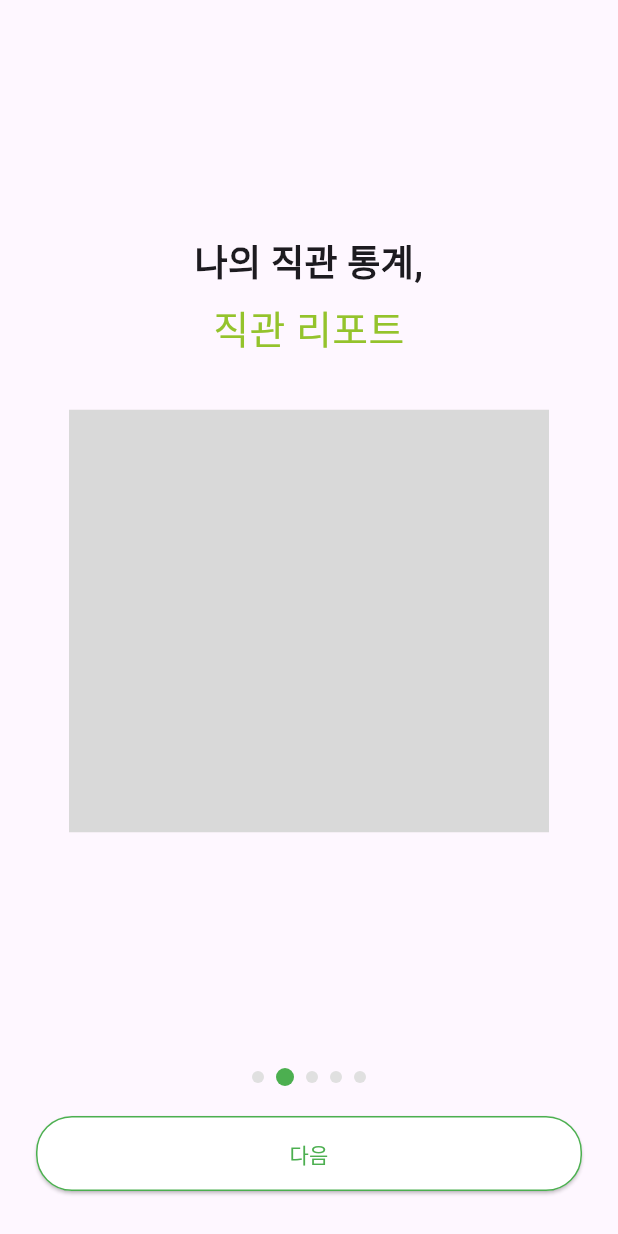
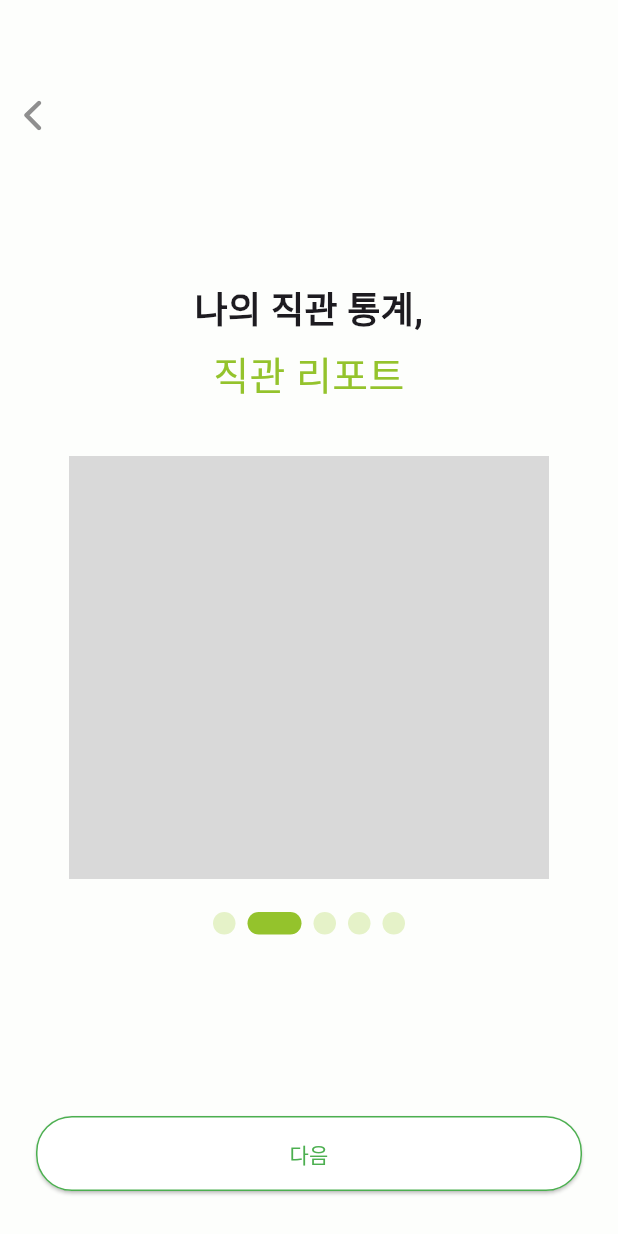
Before and after one commit to InningLog/InningLog_FE, a Flutter app: the screen it shows after launch, after a tap on "다음", on a phone screen of 412 x 824 dp. Run offline on Flutter 3.47's test engine with Material 3 defaults, Android fonts, the phone set to English and light mode, and no system bars; our stand-ins replace flutter_svg, shared_preferences, table_calendar; Roboto replaces fonts that are missing (MBC1961GulimOTF, Pretendard); project files that could hold a hidden picture were left out.

Commit message:
온보딩 구현 완료

```diff
--- a/lib/app_colors.dart
+++ b/lib/app_colors.dart
@@ -1,6 +1,7 @@
 import 'package:flutter/material.dart';
 
 class AppColors {
+  static const Color primary50 = Color(0xFFFDFEFC);
   static const Color primary100 = Color(0xFFF9FCF1);
   static const Color primary200 = Color(0xFFF0F8E0);
   static const Color primary300 = Color(0xFFE5F2C8);
--- a/lib/screens/onboarding_content_page.dart
+++ b/lib/screens/onboarding_content_page.dart
@@ -17,18 +17,23 @@ class OnboardingContentPage extends StatelessWidget {
 
   @override
   Widget build(BuildContext context) {
-    return Padding(
+    return ColoredBox(
+      color: AppColors.primary50,
+      child: Padding(
         padding: const EdgeInsets.all(24),
         child: Column(
-        mainAxisAlignment: MainAxisAlignment.center,
+          mainAxisAlignment: MainAxisAlignment.start, // ✅ 중앙 정렬 → 상단 정렬
+          crossAxisAlignment: CrossAxisAlignment.center,
           children: [
-
+            const SizedBox(height: 77),
             Text(
               title,
               textAlign: TextAlign.center,
-            style: const TextStyle(fontSize: 24,
+              style: const TextStyle(
+                fontSize: 24,
                 fontWeight: FontWeight.w600,
-                fontFamily: 'Pretendard'),
+                fontFamily: 'Pretendard',
+              ),
             ),
             const SizedBox(height: 6),
             Text(
@@ -42,10 +47,9 @@ class OnboardingContentPage extends StatelessWidget {
               ),
             ),
             const SizedBox(height: 35),
-
             SvgPicture.asset(image, height: 282),
-
           ],
+        ),
       ),
     );
   }
--- a/lib/screens/onboarding_page1.dart
+++ b/lib/screens/onboarding_page1.dart
@@ -9,10 +9,10 @@ class OnboardingPage1 extends StatelessWidget {
     return Padding(
       padding: const EdgeInsets.all(24),
       child: Column(
-        mainAxisAlignment: MainAxisAlignment.center,
+        mainAxisAlignment: MainAxisAlignment.start,
+        crossAxisAlignment: CrossAxisAlignment.center,
         children: [
-          SvgPicture.asset('assets/icons/bori.svg', height: 139),
-          const SizedBox(height: 24),
+          const SizedBox(height: 139),
           const Text(
             '나만의 야구기록,\n이닝로그에 오신 걸\n환영합니다!',
             textAlign: TextAlign.center,
@@ -21,7 +21,7 @@ class OnboardingPage1 extends StatelessWidget {
 
           const SizedBox(height: 50),
           Image.asset(
-            'assets/images/bori.png',
+            'assets/images/bori_onboard.jpg',
             height: 112.5,
             fit: BoxFit.contain,
           ),
--- a/lib/screens/onboarding_page5.dart
+++ b/lib/screens/onboarding_page5.dart
@@ -1,5 +1,7 @@
 import 'package:flutter/material.dart';
 import 'package:flutter_svg/flutter_svg.dart';
+
+import '../app_colors.dart';
 
 class OnboardingPage5 extends StatelessWidget {
   const OnboardingPage5({super.key});
@@ -9,37 +11,32 @@ class OnboardingPage5 extends StatelessWidget {
     return Padding(
       padding: const EdgeInsets.all(24),
       child: Column(
-        mainAxisAlignment: MainAxisAlignment.center,
+        mainAxisAlignment: MainAxisAlignment.start,
+        crossAxisAlignment: CrossAxisAlignment.center,
         children: [
-          SvgPicture.asset('assets/images/onboard_5.svg', height: 200),
-          const SizedBox(height: 32),
+          const SizedBox(height: 77),
           const Text(
-            '야구장 꿀팁 있나?\n커뮤니티',
+            '야구장 꿀팁 없나?',
             textAlign: TextAlign.center,
-            style: TextStyle(fontSize: 22, fontWeight: FontWeight.w600),
-          ),
-          const SizedBox(height: 16),
-          const Text(
-            '커뮤니티 이미지\n추후 추가 예정\n(사이즈는 사각형 만큼)',
-            textAlign: TextAlign.center,
-            style: TextStyle(fontSize: 14, color: Colors.grey),
-          ),
-          const SizedBox(height: 36),
-          ElevatedButton.icon(
-            onPressed: () {
-              // 카카오 로그인 또는 시작하기 연결
-            },
-            icon: const Icon(Icons.chat_bubble),
-            label: const Text('5초 안에 카카오로 시작하기'),
-            style: ElevatedButton.styleFrom(
-              backgroundColor: const Color(0xFFFEE500),
-              foregroundColor: Colors.black,
-              padding: const EdgeInsets.symmetric(horizontal: 20, vertical: 14),
-              shape: RoundedRectangleBorder(
-                borderRadius: BorderRadius.circular(16),
-              ),
+            style: const TextStyle(
+              fontSize: 24,
+              fontWeight: FontWeight.w600,
+              fontFamily: 'Pretendard',
             ),
           ),
+          const SizedBox(height: 6),
+          const Text(
+            '커뮤니티',
+            textAlign: TextAlign.center,
+            style: TextStyle(
+              fontSize: 26,
+              fontWeight: FontWeight.w400,
+              color: AppColors.primary700,
+              fontFamily: 'MBC1961GulimOTF',
+            ),
+          ),
+          const SizedBox(height: 35),
+          SvgPicture.asset('assets/images/onboard_5.svg', height: 282),
         ],
       ),
     );
--- a/lib/screens/onboarding_screen.dart
+++ b/lib/screens/onboarding_screen.dart
@@ -4,6 +4,8 @@ import 'package:inninglog/navigation/main_navigation.dart';
 import 'package:inninglog/screens/onboarding_page1.dart';
 import 'package:inninglog/screens/onboarding_page5.dart';
 import 'package:inninglog/screens/onboarding_content_page.dart';
+
+import '../app_colors.dart';
 
 
 class OnboardingScreen extends StatefulWidget {
@@ -40,7 +42,8 @@ class _OnboardingScreenState extends State<OnboardingScreen> {
 
   void _nextPage() {
     if (_currentPage < _pages.length - 1) {
-      _controller.nextPage(duration: const Duration(milliseconds: 300), curve: Curves.ease);
+      _controller.nextPage(
+          duration: const Duration(milliseconds: 300), curve: Curves.ease);
     } else {
       Navigator.pushReplacement(
         context,
@@ -50,30 +53,61 @@ class _OnboardingScreenState extends State<OnboardingScreen> {
   }
 
 
-
   Widget _buildDots() {
     return Row(
       mainAxisAlignment: MainAxisAlignment.center,
       children: List.generate(
         _pages.length,
-            (index) => Container(
+            (index) => AnimatedContainer(
+          duration: const Duration(milliseconds: 200),
           margin: const EdgeInsets.symmetric(horizontal: 4),
-          width: _currentPage == index ? 12 : 8,
-          height: _currentPage == index ? 12 : 8,
+          width: _currentPage == index ? 36 : 15,
+          height: 15,
           decoration: BoxDecoration(
-            color: _currentPage == index ? Colors.green : Colors.grey[300],
-            shape: BoxShape.circle,
+            color: _currentPage == index
+                ? const Color(0xFF94C32C)  // 지금
+                : const Color(0xFFE5F2C8), // 지금아님
+            borderRadius: BorderRadius.circular(7.5),
+
           ),
         ),
       ),
     );
   }
 
+
+
   @override
   Widget build(BuildContext context) {
     return Scaffold(
+      backgroundColor: AppColors.primary50,
       body: Column(
         children: [
+
+          const SizedBox(height: 67),
+
+          if (_currentPage > 0)
+            Align(
+              alignment: Alignment.centerLeft,
+              child: Padding(
+                padding: const EdgeInsets.only(left: 16), // 여백 조절 가능
+                child: GestureDetector(
+                  onTap: () {
+                    _controller.previousPage(
+                      duration: const Duration(milliseconds: 300),
+                      curve: Curves.ease,
+                    );
+                  },
+                  child: SvgPicture.asset(
+                    'assets/icons/back_but.svg',
+                    height: 20,
+                    fit: BoxFit.contain,
+                  ),
+                ),
+              ),
+            ),
+
+
           Expanded(
             child: PageView.builder(
               controller: _controller,
@@ -88,7 +122,8 @@ class _OnboardingScreenState extends State<OnboardingScreen> {
             ),
           ),
           _buildDots(),
-          const SizedBox(height: 20),
+          const SizedBox(height: 121),
+          if (_currentPage != _pages.length - 1)
             Padding(
               padding: const EdgeInsets.symmetric(horizontal: 24.0),
               child: ElevatedButton(
@@ -102,9 +137,21 @@ class _OnboardingScreenState extends State<OnboardingScreen> {
                     borderRadius: BorderRadius.circular(24),
                   ),
                 ),
-              child: Text(_currentPage == _pages.length - 1 ? '시작하기' : '다음'),
+                child: const Text('다음'),
               ),
             ),
+
+          if (_currentPage == 4)
+            Positioned(
+              bottom: 60,
+              left: 24,
+              right: 24,
+              child: SvgPicture.asset(
+                'assets/icons/kakao_button.svg',
+                height: 54,
+              ),
+            ),
+
           const SizedBox(height: 30),
         ],
       ),
```
Also changed, not shown: assets/icons/kakao_button.svg (added). Lines whose indentation alone changed are shown as unchanged.
